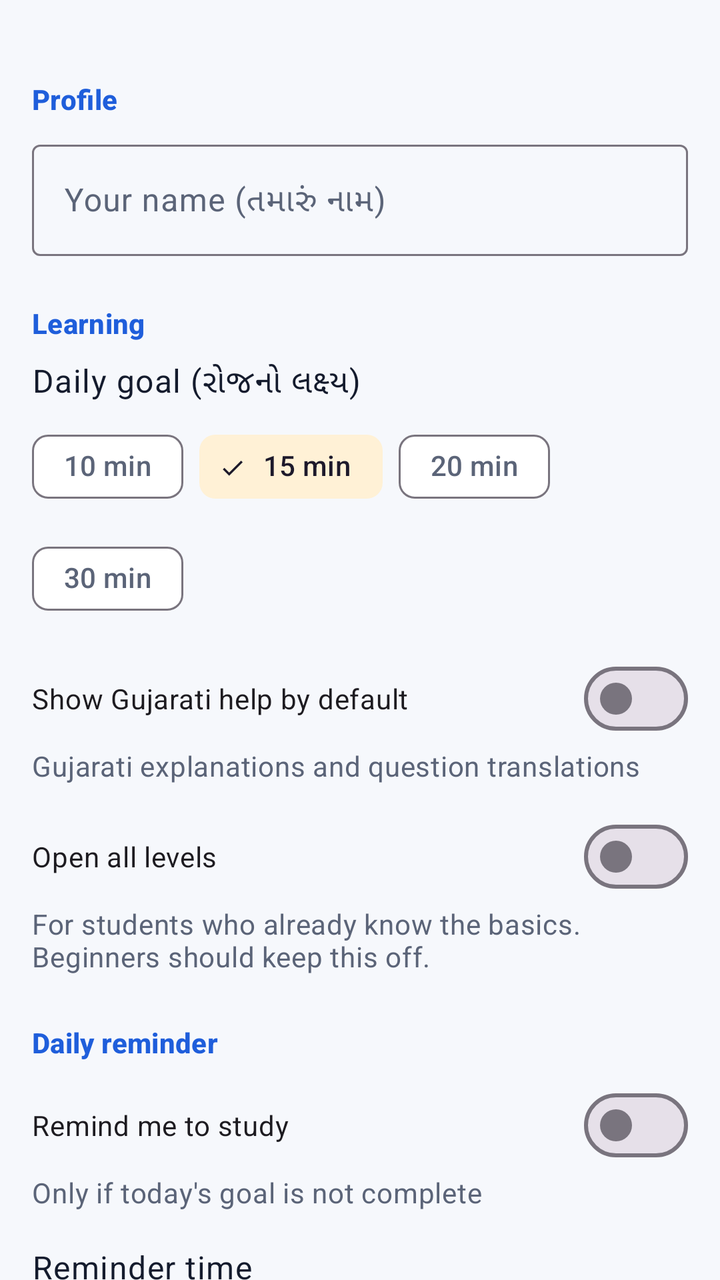
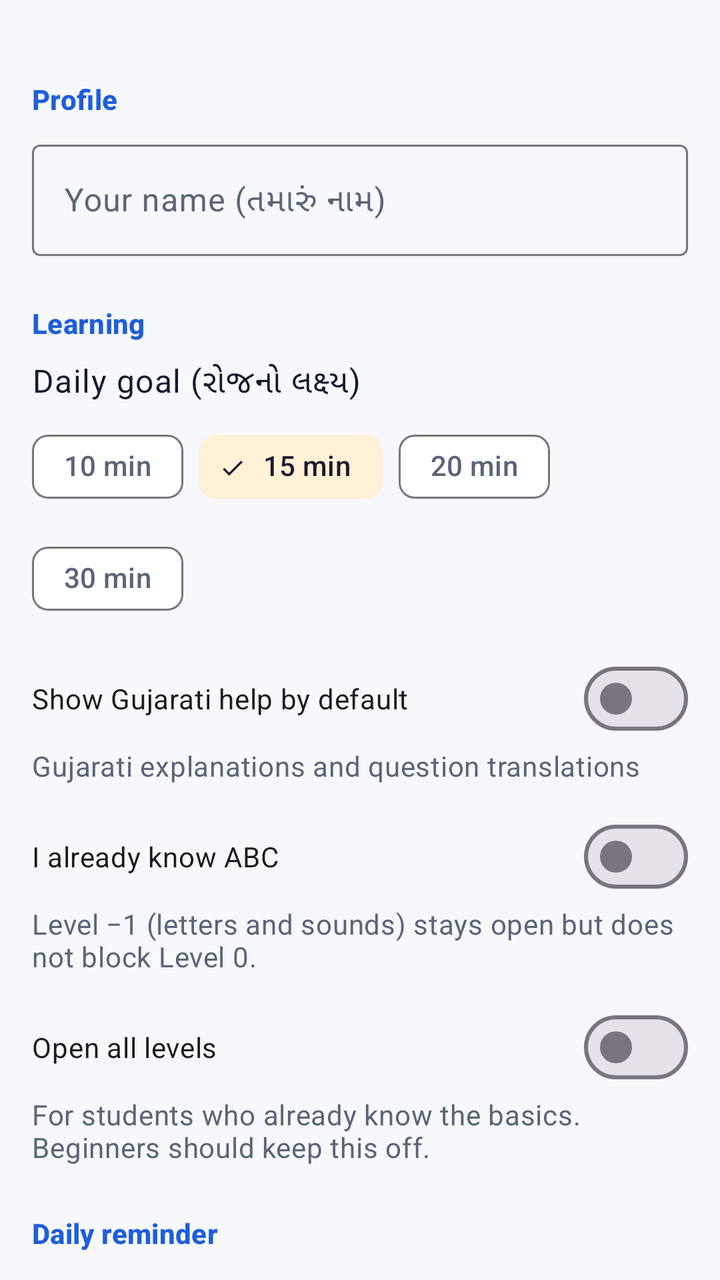

The first picture is an Android layout as it rendered before a commit; the second is the same layout after the commit. The layout source and the unified diff follow.
<!-- AndroidManifest.xml: application theme Theme.IELTSReading -->
<!-- res/layout/fragment_settings.xml -->
<?xml version="1.0" encoding="utf-8"?>
<androidx.core.widget.NestedScrollView xmlns:android="http://schemas.android.com/apk/res/android"
    android:layout_width="match_parent"
    android:layout_height="match_parent">

    <LinearLayout
        android:layout_width="match_parent"
        android:layout_height="wrap_content"
        android:orientation="vertical"
        android:padding="@dimen/screen_padding">

        <TextView style="@style/SettingsHeader" android:text="@string/settings_profile" />

        <com.google.android.material.textfield.TextInputLayout
            style="@style/Widget.Material3.TextInputLayout.OutlinedBox"
            android:layout_width="match_parent"
            android:layout_height="wrap_content"
            android:layout_marginTop="8dp"
            android:hint="@string/welcome_name_hint">

            <com.google.android.material.textfield.TextInputEditText
                android:id="@+id/inputName"
                android:layout_width="match_parent"
                android:layout_height="wrap_content"
                android:inputType="textPersonName|textCapWords"
                android:maxLines="1" />
        </com.google.android.material.textfield.TextInputLayout>

        <TextView style="@style/SettingsHeader" android:text="@string/settings_learning" />

        <TextView
            android:layout_width="wrap_content"
            android:layout_height="wrap_content"
            android:layout_marginTop="8dp"
            android:text="@string/welcome_goal"
            android:textAppearance="@style/Text.Body" />

        <include
            android:id="@+id/goalChips"
            layout="@layout/view_goal_chips" />

        <com.google.android.material.materialswitch.MaterialSwitch
            android:id="@+id/switchGujarati"
            android:layout_width="match_parent"
            android:layout_height="wrap_content"
            android:layout_marginTop="12dp"
            android:text="@string/setting_gujarati" />

        <TextView style="@style/SettingsDesc" android:text="@string/setting_gujarati_desc" />

        <com.google.android.material.materialswitch.MaterialSwitch
            android:id="@+id/switchUnlockAll"
            android:layout_width="match_parent"
            android:layout_height="wrap_content"
            android:layout_marginTop="12dp"
            android:text="@string/setting_unlock_all" />

        <TextView style="@style/SettingsDesc" android:text="@string/setting_unlock_all_desc" />

        <TextView style="@style/SettingsHeader" android:text="@string/settings_reminder" />

        <com.google.android.material.materialswitch.MaterialSwitch
            android:id="@+id/switchReminder"
            android:layout_width="match_parent"
            android:layout_height="wrap_content"
            android:layout_marginTop="8dp"
            android:text="@string/setting_reminder" />

        <TextView style="@style/SettingsDesc" android:text="@string/setting_reminder_desc" />

        <LinearLayout
            android:id="@+id/rowReminderTime"
            android:layout_width="match_parent"
            android:layout_height="56dp"
            android:background="?attr/selectableItemBackground"
            android:gravity="center_vertical"
            android:orientation="horizontal">

            <TextView
                android:layout_width="0dp"
                android:layout_height="wrap_content"
                android:layout_weight="1"
                android:text="@string/reminder_time"
                android:textAppearance="@style/Text.Body" />

            <TextView
                android:id="@+id/textReminderTime"
                android:layout_width="wrap_content"
                android:layout_height="wrap_content"
                android:textAppearance="@style/Text.Label" />
        </LinearLayout>

        <TextView style="@style/SettingsHeader" android:text="@string/settings_data" />

        <com.google.android.material.button.MaterialButton
            android:id="@+id/btnReset"
            style="@style/Widget.Material3.Button.OutlinedButton"
            android:layout_width="match_parent"
            android:layout_height="56dp"
            android:layout_marginTop="8dp"
            android:text="@string/btn_reset"
            android:textColor="@color/error" />
    </LinearLayout>
</androidx.core.widget.NestedScrollView>
<!-- res/layout/view_goal_chips.xml (included above) -->
<?xml version="1.0" encoding="utf-8"?>
<com.google.android.material.chip.ChipGroup xmlns:android="http://schemas.android.com/apk/res/android"
    xmlns:app="http://schemas.android.com/apk/res-auto"
    android:id="@+id/chipGroupGoal"
    android:layout_width="match_parent"
    android:layout_height="wrap_content"
    android:layout_marginTop="8dp"
    app:checkedChip="@+id/chipGoal15"
    app:selectionRequired="true"
    app:singleSelection="true">

    <com.google.android.material.chip.Chip
        android:id="@+id/chipGoal10"
        style="@style/Widget.Material3.Chip.Filter"
        android:layout_width="wrap_content"
        android:layout_height="wrap_content"
        android:text="@string/goal_10" />

    <com.google.android.material.chip.Chip
        android:id="@+id/chipGoal15"
        style="@style/Widget.Material3.Chip.Filter"
        android:layout_width="wrap_content"
        android:layout_height="wrap_content"
        android:text="@string/goal_15" />

    <com.google.android.material.chip.Chip
        android:id="@+id/chipGoal20"
        style="@style/Widget.Material3.Chip.Filter"
        android:layout_width="wrap_content"
        android:layout_height="wrap_content"
        android:text="@string/goal_20" />

    <com.google.android.material.chip.Chip
        android:id="@+id/chipGoal30"
        style="@style/Widget.Material3.Chip.Filter"
        android:layout_width="wrap_content"
        android:layout_height="wrap_content"
        android:text="@string/goal_30" />
</com.google.android.material.chip.ChipGroup>
<!-- resources referenced by this layout -->
<resources>
  <color name="error">#DC2626</color>
  <dimen name="screen_padding">16dp</dimen>
  <string name="btn_reset">Reset progress</string>
  <string name="goal_10">10 min</string>
  <string name="goal_15">15 min</string>
  <string name="goal_20">20 min</string>
  <string name="goal_30">30 min</string>
  <string name="reminder_time">Reminder time</string>
  <string name="setting_gujarati">Show Gujarati help by default</string>
  <string name="setting_gujarati_desc">Gujarati explanations and question translations</string>
  <string name="setting_reminder">Remind me to study</string>
  <string name="setting_reminder_desc">Only if today\'s goal is not complete</string>
  <string name="setting_unlock_all">Open all levels</string>
  <string name="setting_unlock_all_desc">For students who already know the basics. Beginners should keep this off.</string>
  <string name="settings_data">Data</string>
  <string name="settings_learning">Learning</string>
  <string name="settings_profile">Profile</string>
  <string name="settings_reminder">Daily reminder</string>
  <string name="welcome_goal">Daily goal (રોજનો લક્ષ્ય)</string>
  <string name="welcome_name_hint">Your name (તમારું નામ)</string>
  <style name="SettingsDesc">
          <item name="android:layout_width">match_parent</item>
          <item name="android:layout_height">wrap_content</item>
          <item name="android:textAppearance">@style/Text.Secondary</item>
      </style>
  <style name="SettingsHeader">
          <item name="android:layout_width">match_parent</item>
          <item name="android:layout_height">wrap_content</item>
          <item name="android:layout_marginTop">24dp</item>
          <item name="android:textAppearance">@style/Text.Label</item>
      </style>
  <style name="Text.Body" parent="TextAppearance.Material3.BodyLarge">
          <item name="android:textColor">@color/text_primary</item>
          <item name="android:lineSpacingMultiplier">1.25</item>
      </style>
  <style name="Text.Label" parent="TextAppearance.Material3.LabelLarge">
          <item name="android:textColor">@color/brand_primary</item>
          <item name="android:textStyle">bold</item>
      </style>
  <style name="Text.Secondary" parent="TextAppearance.Material3.BodyMedium">
          <item name="android:textColor">@color/text_secondary</item>
      </style>
  <color name="text_primary">#141B2D</color>
  <color name="brand_primary">#1F5EDB</color>
  <color name="white">#FFFFFF</color>
  <color name="brand_primary_container">#DCE6FF</color>
  <color name="brand_on_primary_container">#0A2A6B</color>
  <color name="brand_secondary">#F59E0B</color>
  <color name="brand_secondary_container">#FFF1D6</color>
  <color name="brand_tertiary">#0E9F8C</color>
  <color name="background">#F6F8FC</color>
  <color name="surface">#FFFFFF</color>
  <color name="surface_variant">#EEF2FA</color>
  <color name="text_secondary">#5B6478</color>
  <style name="Widget.App.Card" parent="Widget.Material3.CardView.Elevated">
          <item name="cardCornerRadius">@dimen/card_radius</item>
          <item name="cardBackgroundColor">@color/surface</item>
          <item name="cardElevation">1dp</item>
      </style>
  <dimen name="card_radius">20dp</dimen>
  <!-- unchanged entries left out for length: 1 -->
</resources>

<!-- the commit's change to res/layout/fragment_settings.xml (unified diff, before → after) -->
@@ -47,6 +47,15 @@
             android:text="@string/setting_gujarati" />
 
         <TextView style="@style/SettingsDesc" android:text="@string/setting_gujarati_desc" />
+
+        <com.google.android.material.materialswitch.MaterialSwitch
+            android:id="@+id/switchSkipAbc"
+            android:layout_width="match_parent"
+            android:layout_height="wrap_content"
+            android:layout_marginTop="12dp"
+            android:text="@string/setting_skip_abc" />
+
+        <TextView style="@style/SettingsDesc" android:text="@string/setting_skip_abc_desc" />
 
         <com.google.android.material.materialswitch.MaterialSwitch
             android:id="@+id/switchUnlockAll"
<!-- resource entries referenced after the edit -->
@@ -12,6 +12,8 @@
   <string name="setting_gujarati_desc">Gujarati explanations and question translations</string>
   <string name="setting_reminder">Remind me to study</string>
   <string name="setting_reminder_desc">Only if today\'s goal is not complete</string>
+  <string name="setting_skip_abc">I already know ABC</string>
+  <string name="setting_skip_abc_desc">Level −1 (letters and sounds) stays open but does not block Level 0.</string>
   <string name="setting_unlock_all">Open all levels</string>
   <string name="setting_unlock_all_desc">For students who already know the basics. Beginners should keep this off.</string>
   <string name="settings_data">Data</string>
